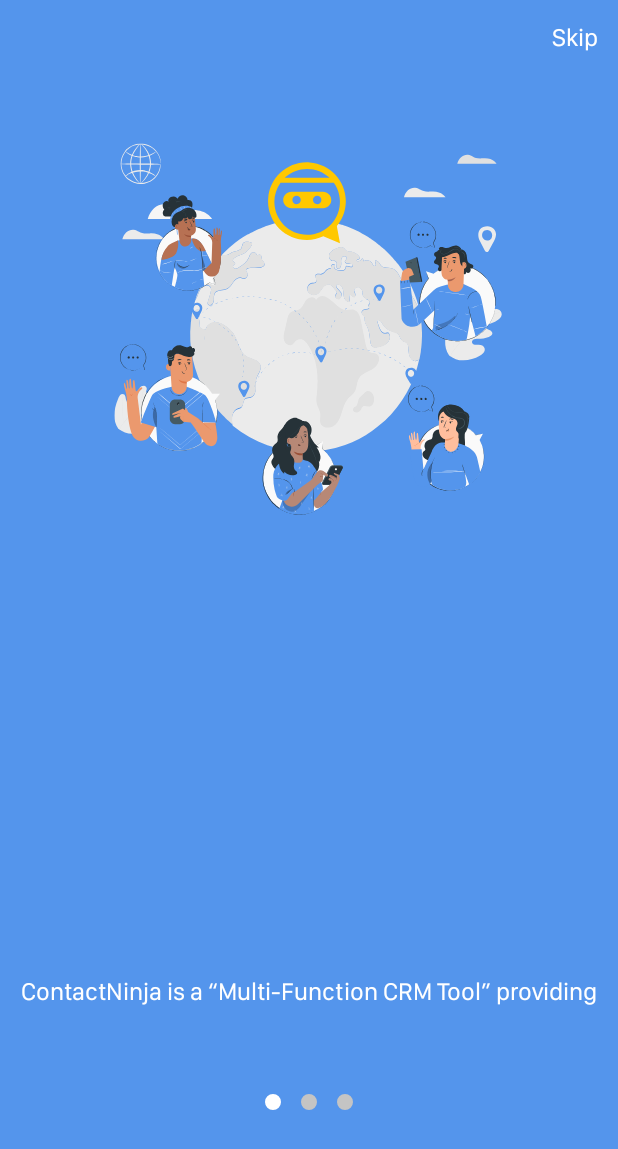
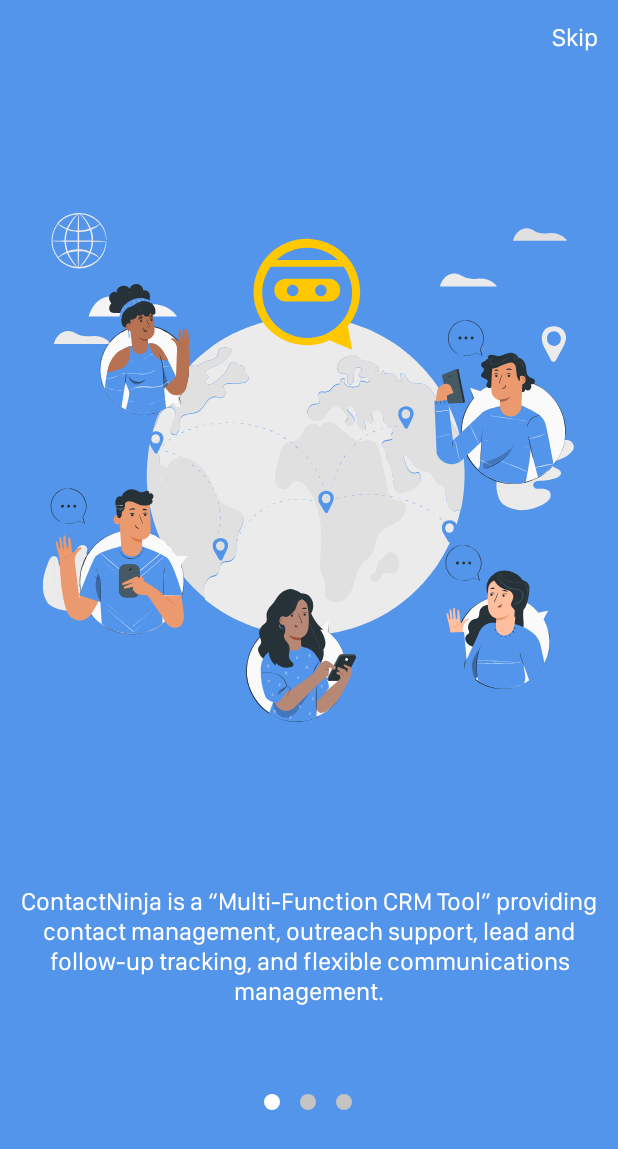
Before and after one commit to cloudSAGAR/ContactNinja, an Android app: the screen it shows after launch (AppIntroActivity), on a phone screen of 412 x 824 dp. Shown: the top 1149 px of the screen. Run offline under Robolectric (Android 15) with nearby library versions, the phone set to English and light mode, and no system bars; our stand-ins replace sdp/ssp sizes.

Commit message:
-App intro screen complete

```diff
--- a/app/src/main/java/com/intricare/test/Auth/AppIntroActivity.java
+++ b/app/src/main/java/com/intricare/test/Auth/AppIntroActivity.java
@@ -5,6 +5,7 @@
 import androidx.viewpager.widget.ViewPager;
 
 import android.content.Context;
+import android.content.Intent;
 import android.os.Bundle;
 import android.view.LayoutInflater;
 import android.view.View;
@@ -15,11 +16,11 @@
 import com.intricare.test.R;
 
 
-public class AppIntroActivity extends AppCompatActivity {
+public class AppIntroActivity extends AppCompatActivity implements View.OnClickListener {
     ViewPager viewPager;
     int[] layouts;
     private MyViewPagerAdapter myViewPagerAdapter;
-    TextView slider_Text;
+    TextView slider_Text,tv_skip;
     TabLayout tab_layout;
 
     @Override
@@ -33,12 +34,12 @@
             }
 
             public void onPageScrolled(int position, float positionOffset, int positionOffsetPixels) {
-                if (position == 0) {
-                    slider_Text.setText("ContactNinja is a “Multi-Function CRM Tool” providing contact management, outreach support, lead and follow-up tracking, and flexible communications management.");
-                } else if (position == 1) {
-                    slider_Text.setText("Use the most effective form of communication marketing to outperform your competition with contactninja Broadcasts");
+                if (position == 0 || position == 1) {
+                    tv_skip.setText(getResources().getString(R.string.skip));
+                 //   slider_Text.setText(getResources().getString(R.string.in_1));
                 } else {
-                    slider_Text.setText("Share your mission when you bring your business contact info to life on a virtual BZcard");
+                    tv_skip.setText(getResources().getString(R.string.next));
+                    //slider_Text.setText(getResources().getString(R.string.in_3));
                 }
             }
 
@@ -52,6 +53,7 @@
         layouts = new int[]{R.layout.welcome_slide_1, R.layout.welcome_slide_2, R.layout.welcome_slide_3};
 
         slider_Text = findViewById(R.id.tv_dis);
+        tv_skip = findViewById(R.id.tv_skip);
         viewPager = findViewById(R.id.viewPager);
         tab_layout = findViewById(R.id.tab_layout);
         myViewPagerAdapter = new MyViewPagerAdapter(slider_Text);
@@ -59,7 +61,19 @@
         viewPager.setOffscreenPageLimit(layouts.length);
         tab_layout.setupWithViewPager(viewPager);
 
+        tv_skip.setOnClickListener(this);
     }
+
+    @Override
+    public void onClick(View v) {
+        switch (v.getId()){
+            case R.id.tv_skip:
+                startActivity(new Intent(getApplicationContext(),LoginActivity.class));
+                finish();
+                break;
+        }
+    }
+
     class MyViewPagerAdapter extends PagerAdapter {
 
         private LayoutInflater layoutInflater;
--- a/app/src/main/res/layout/activity_app_intro.xml
+++ b/app/src/main/res/layout/activity_app_intro.xml
@@ -1,5 +1,5 @@
 <?xml version="1.0" encoding="utf-8"?>
-<androidx.constraintlayout.widget.ConstraintLayout xmlns:android="http://schemas.android.com/apk/res/android"
+<RelativeLayout xmlns:android="http://schemas.android.com/apk/res/android"
     xmlns:app="http://schemas.android.com/apk/res-auto"
     xmlns:tools="http://schemas.android.com/tools"
     android:layout_width="match_parent"
@@ -10,53 +10,51 @@
 
     <TextView
         android:id="@+id/tv_skip"
-        android:padding="@dimen/_10sdp"
         style="@style/tv_regular"
         android:layout_width="wrap_content"
         android:layout_height="wrap_content"
+        android:layout_alignParentRight="true"
+        android:layout_gravity="end"
         android:gravity="end"
-        android:text="@string/Skip"
-        app:layout_constraintEnd_toEndOf="parent"
+        android:padding="@dimen/_10sdp"
+        android:text="@string/skip"
         android:textColor="@color/white"
         tools:ignore="MissingConstraints" />
 
     <androidx.viewpager.widget.ViewPager
+        android:layout_above="@+id/tab_layout"
+        android:layout_below="@+id/tv_skip"
         android:id="@+id/viewPager"
-        android:layout_width="wrap_content"
+        android:layout_width="match_parent"
         android:layout_height="wrap_content"
-        android:layout_marginTop="@dimen/_50sdp"
         android:overScrollMode="never"
-        app:layout_constraintBottom_toTopOf="@+id/tab_layout"
-        app:layout_constraintTop_toBottomOf="@+id/tv_skip"
         tools:ignore="MissingConstraints" >
-
     </androidx.viewpager.widget.ViewPager>
 
-    <TextView
+  <!--  <TextView
         android:id="@+id/tv_dis"
         android:padding="@dimen/_10sdp"
         style="@style/tv_regular"
         android:layout_width="match_parent"
         android:layout_height="wrap_content"
         android:gravity="center"
-        android:text="@string/Skip"
+        android:text="@string/in_1"
         android:textColor="@color/white"
         android:layout_marginBottom="@dimen/_20sdp"
         app:layout_constraintBottom_toTopOf="@+id/tab_layout"
-        tools:ignore="MissingConstraints" />
+        tools:ignore="MissingConstraints" />-->
 
     <com.google.android.material.tabs.TabLayout
+        android:layout_centerHorizontal="true"
+        android:layout_alignParentBottom="true"
         android:id="@+id/tab_layout"
         android:layout_width="@dimen/_150sdp"
         android:layout_height="wrap_content"
         android:layout_marginBottom="@dimen/_50sdp"
         android:background="@color/purple_200"
-        app:layout_constraintBottom_toBottomOf="parent"
-        app:layout_constraintLeft_toLeftOf="parent"
-        app:layout_constraintRight_toRightOf="parent"
         app:tabBackground="@drawable/tab_selector"
         app:tabGravity="center"
         app:tabIndicatorHeight="0dp"
         tools:ignore="MissingConstraints,SpeakableTextPresentCheck" />
 
-</androidx.constraintlayout.widget.ConstraintLayout>
+</RelativeLayout>
--- a/app/src/main/res/layout/welcome_slide_1.xml
+++ b/app/src/main/res/layout/welcome_slide_1.xml
@@ -1,16 +1,29 @@
 <?xml version="1.0" encoding="utf-8"?>
 <RelativeLayout xmlns:android="http://schemas.android.com/apk/res/android"
+    xmlns:tools="http://schemas.android.com/tools"
     android:layout_width="match_parent"
     android:layout_height="match_parent">
 
     <ImageView
         android:id="@+id/ivSlide1"
-        android:layout_width="wrap_content"
-        android:layout_height="wrap_content"
-        android:layout_marginTop="@dimen/_50sdp"
+        android:layout_width="match_parent"
+        android:layout_height="match_parent"
         android:layout_centerHorizontal="true"
+        android:layout_marginBottom="@dimen/_100sdp"
         android:padding="20dp"
         android:scaleType="fitCenter"
         android:src="@drawable/ic_welcome_1" />
 
+    <TextView
+        android:id="@+id/tv_dis"
+        style="@style/tv_regular"
+        android:layout_width="match_parent"
+        android:layout_height="wrap_content"
+        android:layout_alignParentBottom="true"
+        android:layout_marginBottom="@dimen/_20sdp"
+        android:gravity="center"
+        android:padding="@dimen/_10sdp"
+        android:text="@string/in_1"
+        android:textColor="@color/white"
+        tools:ignore="MissingConstraints" />
 </RelativeLayout>
--- a/app/src/main/res/values/strings.xml
+++ b/app/src/main/res/values/strings.xml
@@ -10,6 +10,10 @@
 
 
     <!--Intro screen-->
-    <string name="Skip">Skip</string>
+    <string name="skip">Skip</string>
+    <string name="next">Next</string>
+    <string name="in_1">ContactNinja is a “Multi-Function CRM Tool” providing contact management, outreach support, lead and follow-up tracking, and flexible communications management.</string>
+    <string name="in_2">Use the most effective form of communication marketing to outperform your competition with contactninja Broadcasts</string>
+    <string name="in_3">Share your mission when you bring your business contact info to life on a virtual BZcard</string>
 
 </resources>
```
Also changed, not shown: app/src/main/res/layout/welcome_slide_2.xml (+18 -5 lines), app/src/main/res/layout/welcome_slide_3.xml (+18 -6 lines).
